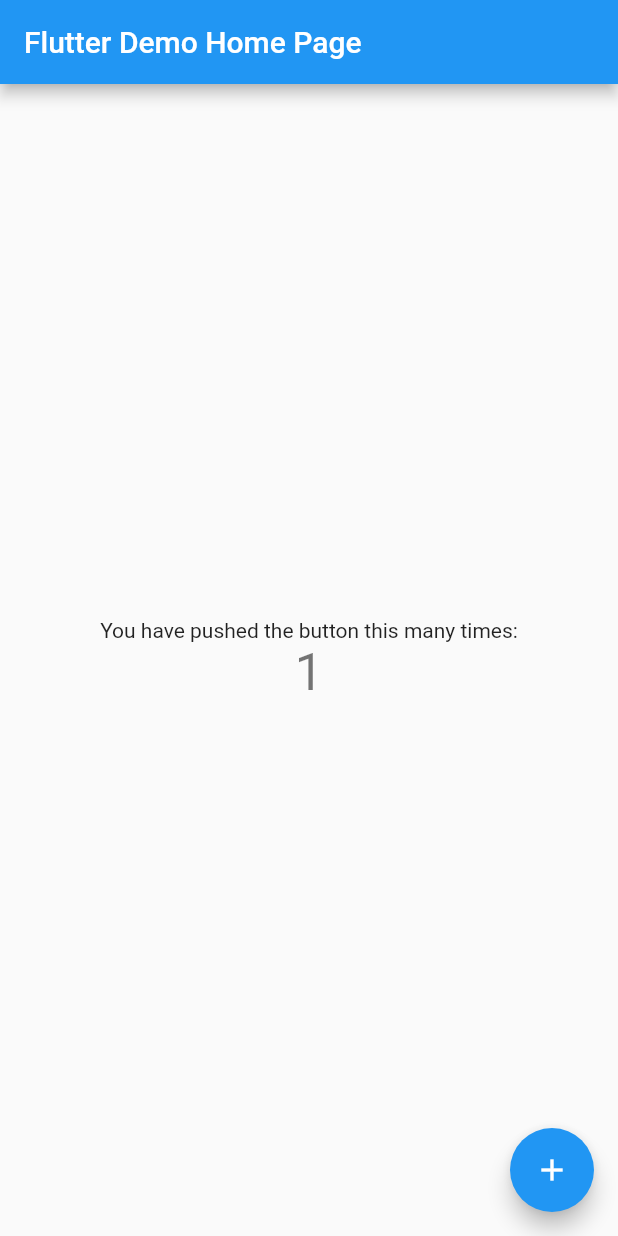
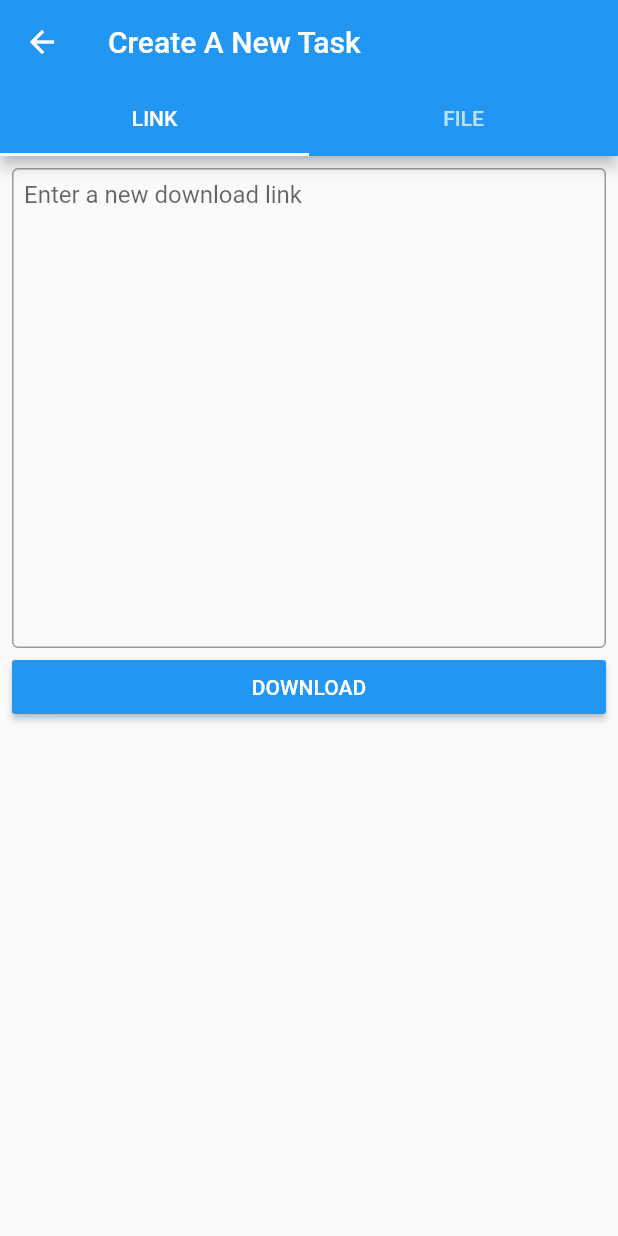
Before and after one commit to futawait/far, a Flutter app: the screen it shows after launch, after a tap on the "add" icon, on a phone screen of 412 x 824 dp. Run offline on Flutter 3.47's test engine with Material 2 defaults, Android fonts, the phone set to English and light mode, and no system bars.

Commit message:
add AddPage

```diff
--- /dev/null
+++ b/lib/add_page.dart
@@ -0,0 +1,93 @@
+import 'package:flutter/material.dart';
+
+class AddPage extends StatelessWidget {
+  @override
+  Widget build(BuildContext context) {
+    return DefaultTabController(
+      length: 2,
+      child: Scaffold(
+        appBar: AppBar(
+          title: Text('Create A New Task'),
+          bottom: TabBar(
+            tabs: <Widget>[
+              Tab(
+                text: 'LINK',
+              ),
+              Tab(
+                text: 'FILE',
+              )
+            ],
+          ),
+        ),
+        body: TabBarView(
+          children: <Widget>[
+            Column(
+              children: <Widget>[
+                Container(
+                  padding: EdgeInsets.all(8.0),
+                  child: TextField(
+                    maxLines: 16,
+                    decoration: InputDecoration(
+                      border: OutlineInputBorder(),
+                      contentPadding: EdgeInsets.all(8.0),
+                      hintText: 'Enter a new download link',
+                    ),
+                  ),
+                ),
+                Container(
+                  padding: const EdgeInsets.symmetric(horizontal: 8.0),
+                  width: double.infinity,
+                  child: RaisedButton(
+                    materialTapTargetSize: MaterialTapTargetSize.shrinkWrap,
+                    color: Theme.of(context).primaryColor,
+                    textColor: Colors.white,
+                    child: Text('DOWNLOAD'),
+                    onPressed: () {},
+                  ),
+                )
+              ],
+            ),
+            Column(
+              children: <Widget>[
+                Card(
+                  margin: EdgeInsets.all(8.0),
+                  child: ListTile(
+                    title: RichText(
+                      text: TextSpan(
+                          text: 'Pick a ',
+                          style: TextStyle(
+                              color: Theme.of(context).textTheme.title.color),
+                          children: [
+                            TextSpan(
+                                text: '".torrent"',
+                                style: TextStyle(
+                                    color: Theme.of(context).primaryColor)),
+                            TextSpan(text: ' or '),
+                            TextSpan(
+                                text: '".metalink"',
+                                style: TextStyle(
+                                    color: Theme.of(context).primaryColor)),
+                            TextSpan(text: ' file from local storage.')
+                          ]),
+                    ),
+                  ),
+                ),
+                Container(
+                  padding: const EdgeInsets.symmetric(horizontal: 8.0),
+                  width: double.infinity,
+                  child: RaisedButton(
+                    materialTapTargetSize: MaterialTapTargetSize.shrinkWrap,
+                    color: Theme.of(context).primaryColor,
+                    textColor: Colors.white,
+                    child: Text('PICK'),
+                    onPressed: () {},
+                  ),
+                )
+              ],
+            )
+          ],
+        ),
+      ),
+    );
+  }
+}
--- a/lib/main.dart
+++ b/lib/main.dart
@@ -1,3 +1,4 @@
+import 'package:far/add_page.dart';
 import 'package:flutter/material.dart';
 
 void main() => runApp(MyApp());
@@ -102,7 +103,10 @@ class _MyHomePageState extends State<MyHomePage> {
         ),
       ),
       floatingActionButton: FloatingActionButton(
-        onPressed: _incrementCounter,
+        onPressed: () {
+          Navigator.push(
+              context, MaterialPageRoute(builder: (context) => AddPage()));
+        },
         tooltip: 'Increment',
         child: Icon(Icons.add),
       ), // This trailing comma makes auto-formatting nicer for build methods.
```
